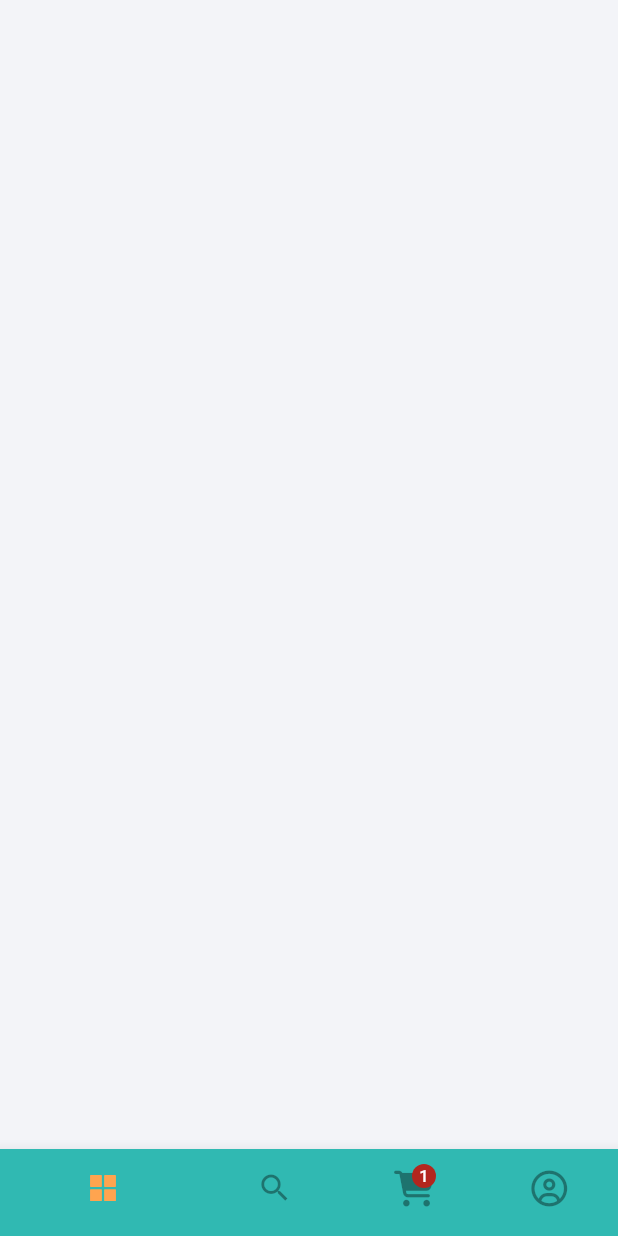
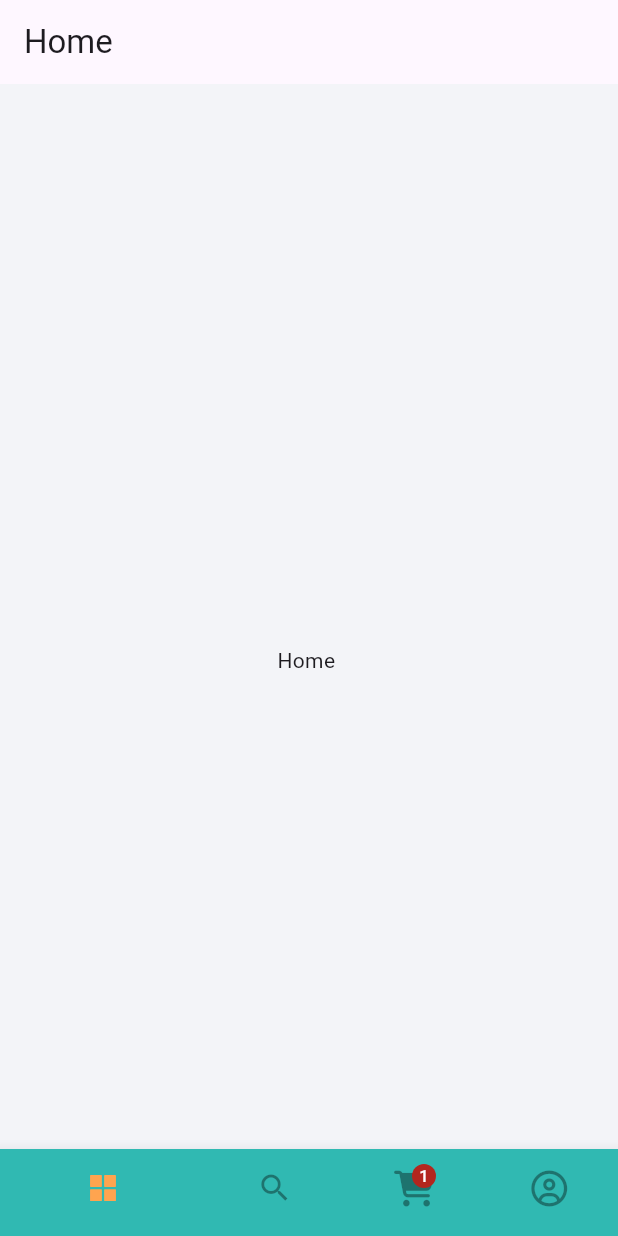
Before and after one commit to minh261002/Food-Delivery-App, a Flutter app: the screen it shows after launch, on a phone screen of 412 x 824 dp. Run offline on Flutter 3.47's test engine with Material 3 defaults, Android fonts, the phone set to English and light mode, and no system bars; our stand-ins replace flutter_screenutil, flutter_vector_icons, get.

Commit message:
Refactor MainScreen to include a list of pages for navigation and update MyApp constructor for improved readability.

```diff
--- a/lib/main.dart
+++ b/lib/main.dart
@@ -9,7 +9,7 @@ void main() {
 }
 
 class MyApp extends StatelessWidget {
-  const MyApp({Key? key}) : super(key: key);
+  const MyApp({super.key});
 
   @override
   Widget build(BuildContext context) {
@@ -32,7 +32,7 @@ class MyApp extends StatelessWidget {
           home: child,
         );
       },
-      child: const MainScreen(),
+      child: MainScreen(),
     );
   }
 }
--- a/lib/views/entrypoint.dart
+++ b/lib/views/entrypoint.dart
@@ -1,11 +1,22 @@
 import 'package:delivery/constants/constants.dart';
 import 'package:delivery/controllers/tab_index_controller.dart';
+import 'package:delivery/views/cart/cart_page.dart';
+import 'package:delivery/views/home/home_page.dart';
+import 'package:delivery/views/profile/profile_page.dart';
+import 'package:delivery/views/search/search_page.dart';
 import 'package:flutter/material.dart';
 import 'package:get/get.dart';
 import 'package:flutter_vector_icons/flutter_vector_icons.dart';
 
 class MainScreen extends StatelessWidget {
   const MainScreen({super.key});
+
+  final List<Widget> pageList = const [
+    HomePage(),
+    SearchPage(),
+    CartPage(),
+    ProfilePage(),
+  ];
 
   @override
   Widget build(BuildContext context) {
@@ -14,7 +25,7 @@ class MainScreen extends StatelessWidget {
       () => Scaffold(
         body: Stack(
           children: [
-            Container(height: height, width: width, color: kOffWhite),
+            pageList[controller.getTabIndex()],
             Align(
               alignment: Alignment.bottomCenter,
               child: Theme(
@@ -26,7 +37,9 @@ class MainScreen extends StatelessWidget {
                     color: Colors.black38,
                   ),
                   selectedIconTheme: const IconThemeData(color: kSecondary),
-                  onTap: (value) => {controller.setTabIndex = value},
+                  onTap: (value) {
+                    controller.setTabIndex = value;
+                  },
                   currentIndex: controller.getTabIndex(),
                   items: [
                     BottomNavigationBarItem(
@@ -47,7 +60,7 @@ class MainScreen extends StatelessWidget {
                       label: "Cart",
                     ),
                     BottomNavigationBarItem(
-                      icon: controller.getTabIndex == 3
+                      icon: controller.getTabIndex() == 3
                           ? Icon(FontAwesome.user_circle)
                           : Icon(FontAwesome.user_circle_o),
                       label: "Profile",
--- /dev/null
+++ b/lib/views/home/home_page.dart
@@ -0,0 +1,13 @@
+import 'package:flutter/material.dart';
+
+class HomePage extends StatelessWidget {
+  const HomePage({super.key});
+
+  @override
+  Widget build(BuildContext context) {
+    return Scaffold(
+      appBar: AppBar(title: const Text("Home")),
+      body: const Center(child: Text('Home ')),
+    );
+  }
+}
```
Also changed, not shown: lib/views/cart/cart_page.dart (added, +13 -0 lines), lib/views/profile/profile_page.dart (added, +13 -0 lines), lib/views/search/search_page.dart (added, +13 -0 lines).
